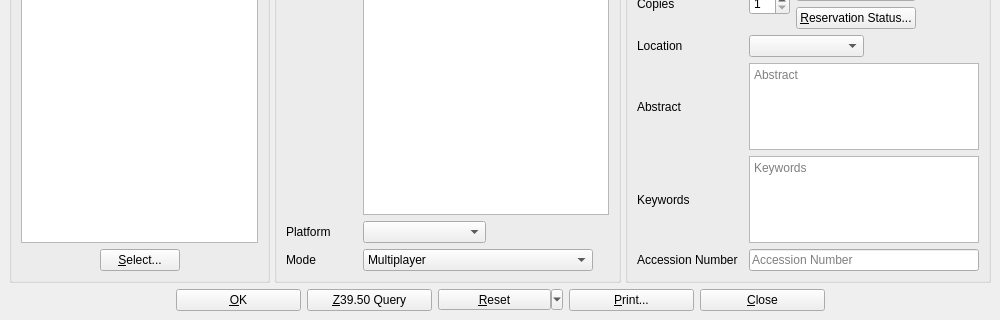
Before: the Qt Designer form UI/biblioteq_videogameinfo.ui in textbrowser/biblioteq, drawn with Qt 5; both pictures show x 0 to 1000 and y 480 to 800 of the 1000 by 800 pixel window.
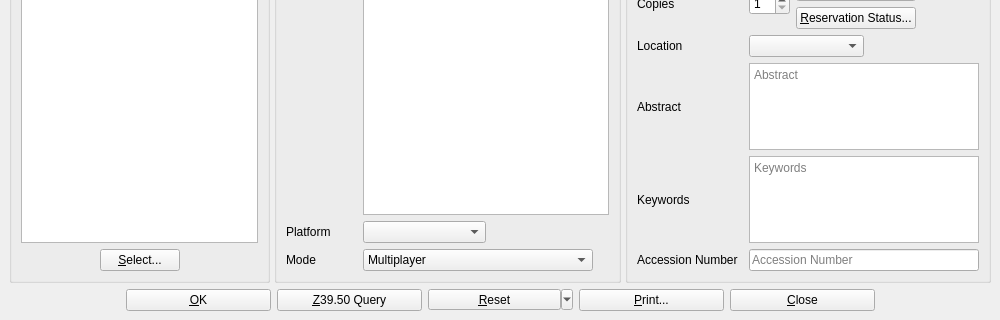
After: the same form once the commit is applied. Icons and pictures are not drawn. Custom widgets are drawn as their Qt base class.

Commit message: Icons. Uniform widths.

The edit to the form file:
```diff
--- a/UI/biblioteq_videogameinfo.ui
+++ b/UI/biblioteq_videogameinfo.ui
@@ -804,7 +804,7 @@
        <widget class="QPushButton" name="okButton">
         <property name="minimumSize">
          <size>
-          <width>125</width>
+          <width>145</width>
           <height>0</height>
          </size>
         </property>
@@ -821,7 +821,7 @@
        <widget class="QPushButton" name="queryButton">
         <property name="minimumSize">
          <size>
-          <width>125</width>
+          <width>145</width>
           <height>0</height>
          </size>
         </property>
@@ -838,7 +838,7 @@
        <widget class="QToolButton" name="resetButton">
         <property name="minimumSize">
          <size>
-          <width>125</width>
+          <width>145</width>
           <height>0</height>
          </size>
         </property>
@@ -854,7 +854,7 @@
        <widget class="QPushButton" name="printButton">
         <property name="minimumSize">
          <size>
-          <width>125</width>
+          <width>145</width>
           <height>0</height>
          </size>
         </property>
@@ -871,7 +871,7 @@
        <widget class="QPushButton" name="cancelButton">
         <property name="minimumSize">
          <size>
-          <width>125</width>
+          <width>145</width>
           <height>0</height>
          </size>
         </property>
```
Left out of the diff: 4 changed lines with no effect on the pictures. The commit also changes 17 other files.
